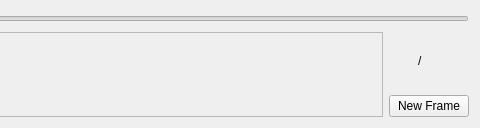
This is ui/timeline/timelinebar.ui in DevTeamSCH/animeditor as Qt 5 draws it before an edit; both pictures show x 726 to 1206 and y 0 to 128 of the 1206 by 128 pixel window. The edited form follows.
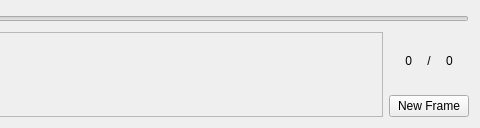
This is the edited form.

Commit message: set slider and labels starting value

Patch:
```diff
--- a/ui/timeline/timelinebar.ui
+++ b/ui/timeline/timelinebar.ui
@@ -55,11 +55,14 @@
            <item>
             <widget class="QLabel" name="time">
              <property name="text">
-              <string/>
+              <string>0</string>
              </property>
              <property name="textFormat">
               <enum>Qt::PlainText</enum>
              </property>
+             <property name="alignment">
+              <set>Qt::AlignRight|Qt::AlignTrailing|Qt::AlignVCenter</set>
+             </property>
             </widget>
            </item>
            <item>
@@ -70,15 +73,21 @@
                <verstretch>0</verstretch>
               </sizepolicy>
              </property>
+             <property name="lineWidth">
+              <number>1</number>
+             </property>
              <property name="text">
               <string>/</string>
              </property>
+             <property name="alignment">
+              <set>Qt::AlignCenter</set>
+             </property>
             </widget>
            </item>
            <item>
             <widget class="QLabel" name="durationLable">
              <property name="text">
-              <string/>
+              <string>0</string>
              </property>
              <property name="textFormat">
               <enum>Qt::PlainText</enum>
```
Left out of the diff: 6 changed lines with no effect on the pictures.
